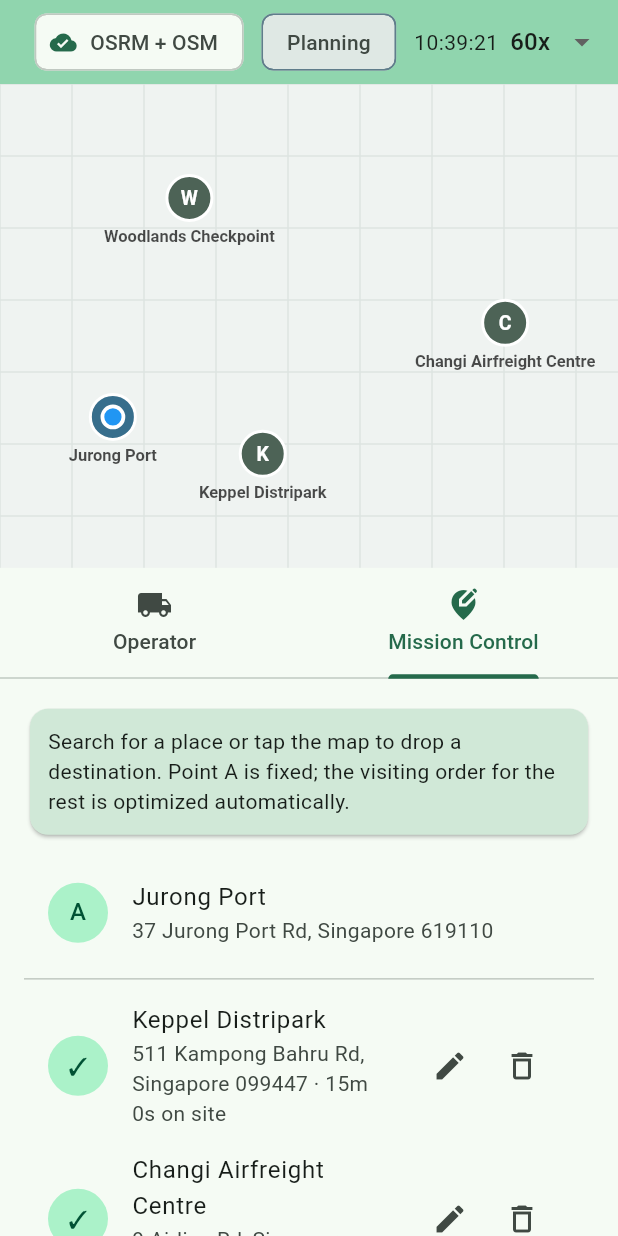
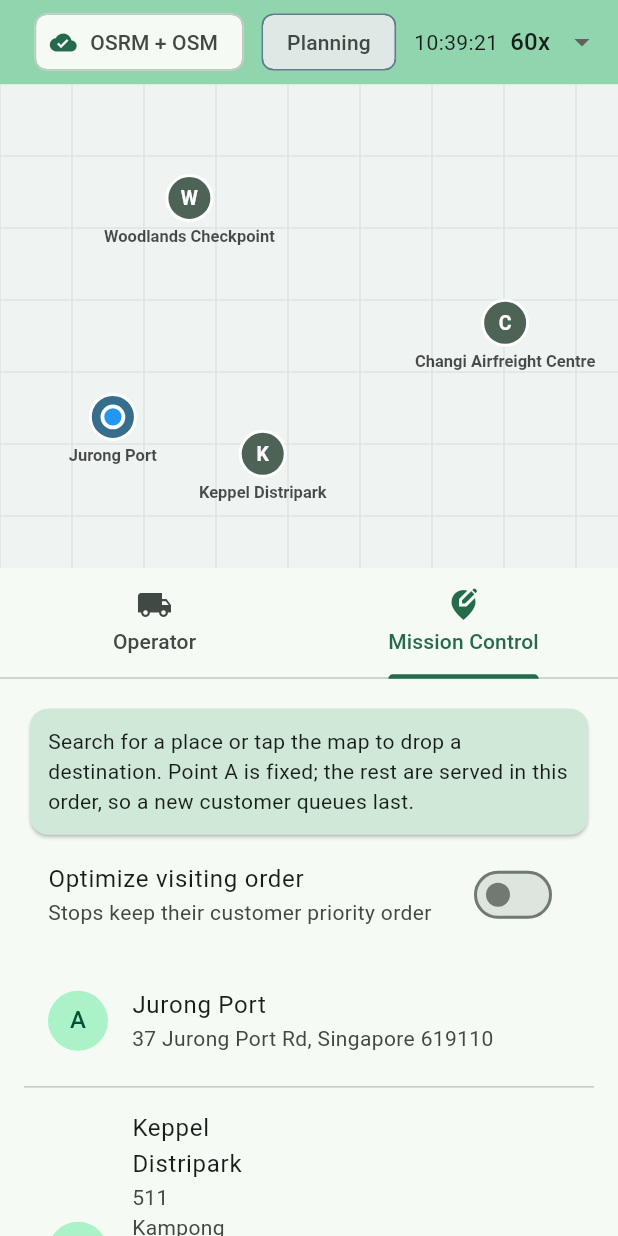
Before and after one commit to Raiden2309/NavigationApp, a Flutter app: the screen it shows after launch, tab 2 chosen, on a phone screen of 412 x 824 dp. Run offline on Flutter 3.47's test engine with Material 3 defaults, Android fonts, the phone set to English and light mode, and no system bars; our stand-ins replace geolocator; network calls fail.

Commit message:
Serve stops in customer priority order and grey out Point A once departed
Co-Authored-By: Devin AI <158243242+devin-ai-integration[bot]@users.noreply.github.com>

```diff
--- a/lib/services/mission_engine.dart
+++ b/lib/services/mission_engine.dart
@@ -41,7 +41,12 @@ class MissionEngine extends ChangeNotifier {
     this.refreshInterval = const Duration(milliseconds: 500),
     this.planRetryInterval = const Duration(seconds: 10),
     this.reoptimizeInterval = const Duration(minutes: 5),
-  })  : _destinations = List.of(destinations),
+    bool optimizeOrder = false,
+    // A named parameter cannot be private, so the field below cannot be an
+    // initializing formal.
+    // ignore: prefer_initializing_formals
+  })  : _optimizeOrder = optimizeOrder,
+        _destinations = List.of(destinations),
         _directions = directionsService,
         _location = locationService,
         clock = clock ?? const SystemClock();
@@ -62,6 +67,7 @@ class MissionEngine extends ChangeNotifier {
   final Duration reoptimizeInterval;
 
   final List<MissionPoint> _destinations;
+  bool _optimizeOrder;
   StreamSubscription<OperatorPosition>? _subscription;
   Timer? _ticker;
   RoutePlan _plan = RoutePlan.empty;
@@ -83,8 +89,20 @@ class MissionEngine extends ChangeNotifier {
   /// operator entered them.
   List<MissionPoint> get destinations => List.unmodifiable(_destinations);
 
-  /// Remaining stops in optimized visiting order.
+  /// Remaining stops in visiting order.
   List<MissionPoint> get routeOrder => List.unmodifiable(_routeOrder);
+
+  /// Whether the router may re-order the stops for the fastest route. Off by
+  /// default: the stops are served in the order the mission operator listed
+  /// them, so the newest customer queues last.
+  bool get optimizeOrder => _optimizeOrder;
+
+  Future<void> setOptimizeOrder(bool value) async {
+    if (_optimizeOrder == value) return;
+    _optimizeOrder = value;
+    await _replan();
+    notifyListeners();
+  }
 
   RoutePlan get plan => _plan;
 
@@ -182,11 +200,27 @@ class MissionEngine extends ChangeNotifier {
     notifyListeners();
   }
 
+  /// Moves a destination [delta] places up or down the priority queue. The
+  /// visiting order follows that queue unless [optimizeOrder] is on.
+  Future<void> moveDestination(String id, int delta) async {
+    final index = _destinations.indexWhere((p) => p.id == id);
+    final target = index + delta;
+    if (index < 0 || target < 0 || target >= _destinations.length) return;
+    // A stop already served, or being served right now, keeps its place.
+    if (_isLocked(_destinations[index]) || _isLocked(_destinations[target])) return;
+    final point = _destinations.removeAt(index);
+    _destinations.insert(target, point);
+    await _replan();
+    notifyListeners();
+  }
+
+  bool _isLocked(MissionPoint point) =>
+      point.isCompleted || point.status == MissionPointStatus.onSite;
+
   Future<void> removeDestination(String id) async {
     final index = _destinations.indexWhere((p) => p.id == id);
     if (index < 0) return;
-    final point = _destinations[index];
-    if (point.isCompleted || point.status == MissionPointStatus.onSite) return;
+    if (_isLocked(_destinations[index])) return;
     _destinations.removeAt(index);
     await _replan();
     notifyListeners();
@@ -336,8 +370,8 @@ class MissionEngine extends ChangeNotifier {
     notifyListeners();
   }
 
-  /// Recomputes the optimal route through every stop that is still pending,
-  /// starting from wherever the operator currently is.
+  /// Recomputes the route through every stop that is still pending, starting
+  /// from wherever the operator currently is.
   ///
   /// Re-plans are queued rather than dropped: a background re-optimization
   /// must not swallow the re-plan that follows an edit or a completed stop,
@@ -374,6 +408,7 @@ class MissionEngine extends ChangeNotifier {
         destinations: [for (final p in optimizable) p.location],
         departureTime: departure,
         dwellTimes: [for (final p in optimizable) p.dwellTime],
+        optimizeOrder: _optimizeOrder,
       );
       // A waypoint order that is short, or holds an index the route no longer
       // has, must not drop a stop or blow up the mission: unplaced stops keep
--- a/lib/ui/mission_control_panel.dart
+++ b/lib/ui/mission_control_panel.dart
@@ -8,8 +8,8 @@ import '../services/mission_engine.dart';
 import '../services/places_service.dart';
 import 'formatting.dart';
 
-/// Mission operator tools: add, move, retime or drop any destination after
-/// Point A. Every edit re-optimizes the remaining route immediately.
+/// Mission operator tools: add, re-prioritize, retime or drop any destination
+/// after Point A. Every edit re-plans the remaining route immediately.
 class MissionControlPanel extends StatelessWidget {
   const MissionControlPanel({super.key, required this.engine, required this.places});
 
@@ -24,11 +24,22 @@ class MissionControlPanel extends StatelessWidget {
       children: [
         Card(
           color: theme.colorScheme.secondaryContainer,
-          child: const Padding(
-            padding: EdgeInsets.all(12),
-            child: Text('Search for a place or tap the map to drop a destination. '
-                'Point A is fixed; the visiting order for the rest is optimized automatically.'),
+          child: Padding(
+            padding: const EdgeInsets.all(12),
+            child: Text(engine.optimizeOrder
+                ? 'Search for a place or tap the map to drop a destination. Point A is fixed; '
+                    'the rest are re-ordered for the fastest route.'
+                : 'Search for a place or tap the map to drop a destination. Point A is fixed; '
+                    'the rest are served in this order, so a new customer queues last.'),
           ),
+        ),
+        SwitchListTile(
+          title: const Text('Optimize visiting order'),
+          subtitle: Text(engine.optimizeOrder
+              ? 'Stops are re-ordered for the shortest drive'
+              : 'Stops keep their customer priority order'),
+          value: engine.optimizeOrder,
+          onChanged: (value) => engine.setOptimizeOrder(value),
         ),
         const SizedBox(height: 12),
         ListTile(
@@ -72,6 +83,18 @@ class _DestinationTile extends StatelessWidget {
       trailing: Row(
         mainAxisSize: MainAxisSize.min,
         children: [
+          if (!engine.optimizeOrder) ...[
+            IconButton(
+              tooltip: 'Higher priority',
+              icon: const Icon(Icons.arrow_upward),
+              onPressed: locked ? null : () => engine.moveDestination(point.id, -1),
+            ),
+            IconButton(
+              tooltip: 'Lower priority',
+              icon: const Icon(Icons.arrow_downward),
+              onPressed: locked ? null : () => engine.moveDestination(point.id, 1),
+            ),
+          ],
           IconButton(
             tooltip: locked ? 'Stop is in progress or done' : 'Edit',
             icon: const Icon(Icons.edit),
```
Also changed, not shown: lib/services/directions_service.dart (+22 -6 lines), lib/ui/route_map.dart (+19 -10 lines), 2 other files.
